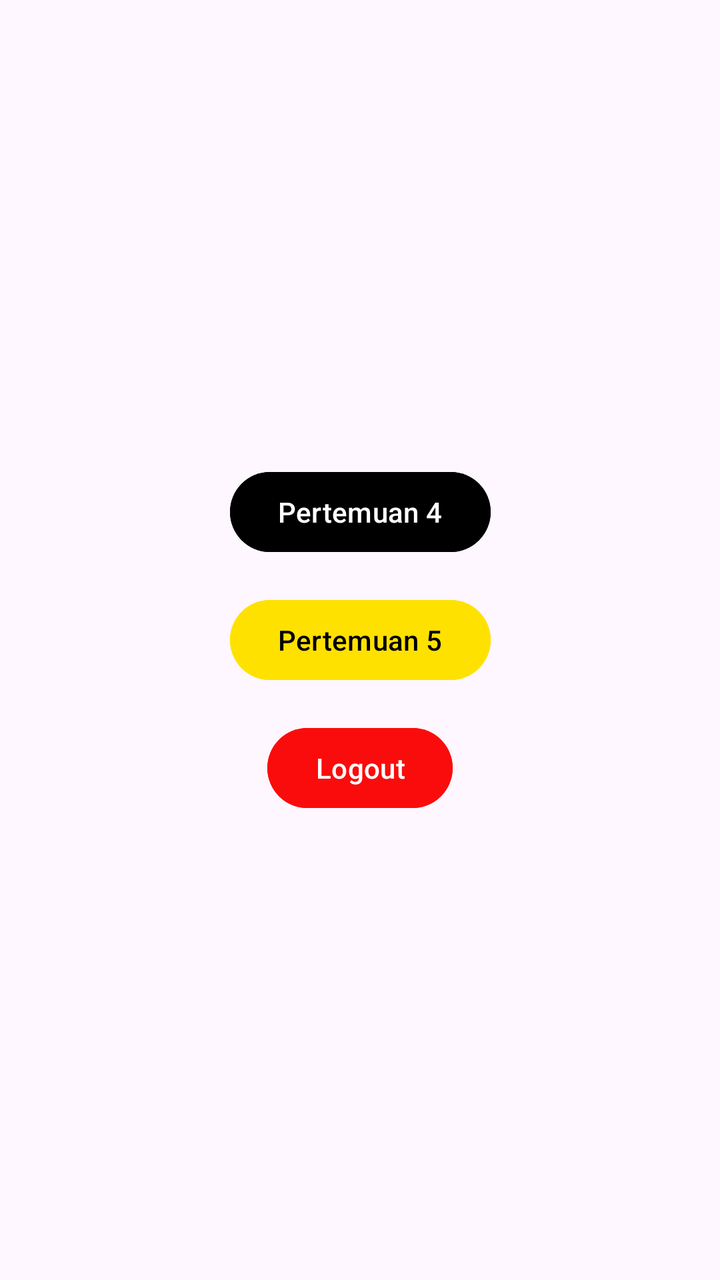
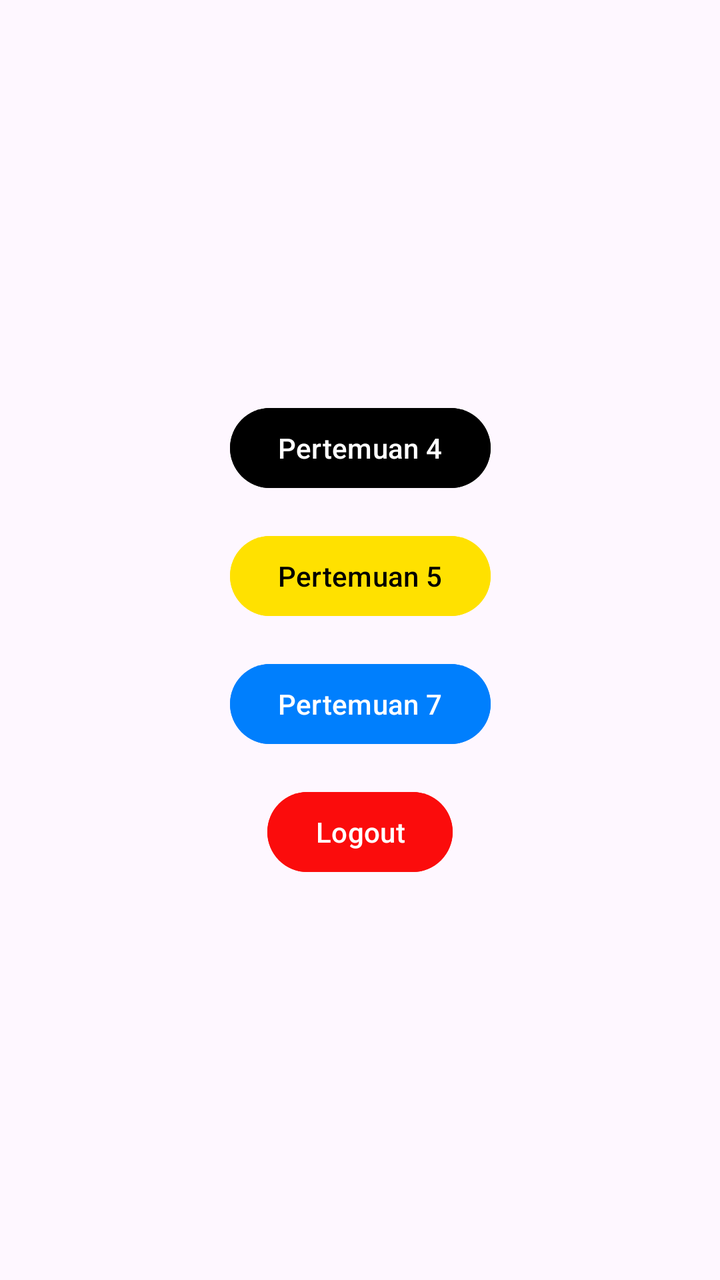

Two renders of the same Android screen: before a commit and after it. Below are the layout's source before the change and the commit's diff.
<!-- AndroidManifest.xml: application theme Theme.Fadhil3TIE -->
<!-- res/layout/activity_main.xml -->
<?xml version="1.0" encoding="utf-8"?>
<androidx.constraintlayout.widget.ConstraintLayout xmlns:android="http://schemas.android.com/apk/res/android"
    xmlns:app="http://schemas.android.com/apk/res-auto"
    xmlns:tools="http://schemas.android.com/tools"
    android:id="@+id/main"
    android:layout_width="match_parent"
    android:layout_height="match_parent"
    tools:context=".MainActivity">

    <Button
        android:id="@+id/btnToFourth"
        android:layout_width="wrap_content"
        android:layout_height="wrap_content"
        android:backgroundTint="@color/black"
        android:text="Pertemuan 4"
        app:layout_constraintBottom_toTopOf="@+id/btnToFifth"
        app:layout_constraintEnd_toEndOf="parent"
        app:layout_constraintStart_toStartOf="parent"
        app:layout_constraintTop_toTopOf="parent"
        app:layout_constraintVertical_chainStyle="packed" />

    <Button
        android:id="@+id/btnToFifth"
        android:layout_width="wrap_content"
        android:layout_height="wrap_content"
        android:layout_marginTop="16dp"
        android:backgroundTint="@color/yellow"
        android:text="Pertemuan 5"
        android:textColor="@color/black"
        app:layout_constraintBottom_toTopOf="@+id/btnLogout"
        app:layout_constraintEnd_toEndOf="parent"
        app:layout_constraintStart_toStartOf="parent"
        app:layout_constraintTop_toBottomOf="@+id/btnToFourth" />

    <Button
        android:id="@+id/btnLogout"
        android:layout_width="wrap_content"
        android:layout_height="wrap_content"
        android:layout_marginTop="16dp"
        android:backgroundTint="@color/red"
        android:text="Logout"
        app:layout_constraintBottom_toBottomOf="parent"
        app:layout_constraintEnd_toEndOf="parent"
        app:layout_constraintStart_toStartOf="parent"
        app:layout_constraintTop_toBottomOf="@+id/btnToFifth" />
</androidx.constraintlayout.widget.ConstraintLayout>
<!-- resources referenced by this layout -->
<resources>
  <color name="black">#FF000000</color>
  <color name="red">#FB0C0C</color>
  <color name="yellow">#FFE100</color>
  <style name="Theme.Fadhil3TIE" parent="Base.Theme.Fadhil3TIE" />
  <style name="Base.Theme.Fadhil3TIE" parent="Theme.Material3.DayNight.NoActionBar">
          
          
      </style>
</resources>

<!-- the commit's change to res/layout/activity_main.xml (unified diff, before → after) -->
@@ -27,10 +27,23 @@
         android:backgroundTint="@color/yellow"
         android:text="Pertemuan 5"
         android:textColor="@color/black"
+        app:layout_constraintBottom_toTopOf="@+id/btnToSeven"
+        app:layout_constraintEnd_toEndOf="parent"
+        app:layout_constraintStart_toStartOf="parent"
+        app:layout_constraintTop_toBottomOf="@+id/btnToFourth" />
+
+    <Button
+        android:id="@+id/btnToSeven"
+        android:layout_width="wrap_content"
+        android:layout_height="wrap_content"
+        android:layout_marginTop="16dp"
+        android:backgroundTint="@color/blue"
+        android:text="Pertemuan 7"
+        android:textColor="@color/white"
         app:layout_constraintBottom_toTopOf="@+id/btnLogout"
         app:layout_constraintEnd_toEndOf="parent"
         app:layout_constraintStart_toStartOf="parent"
-        app:layout_constraintTop_toBottomOf="@+id/btnToFourth" />
+        app:layout_constraintTop_toBottomOf="@+id/btnToFifth" />
 
     <Button
         android:id="@+id/btnLogout"
@@ -42,5 +55,5 @@
         app:layout_constraintBottom_toBottomOf="parent"
         app:layout_constraintEnd_toEndOf="parent"
         app:layout_constraintStart_toStartOf="parent"
-        app:layout_constraintTop_toBottomOf="@+id/btnToFifth" />
+        app:layout_constraintTop_toBottomOf="@+id/btnToSeven" />
 </androidx.constraintlayout.widget.ConstraintLayout>
<!-- resource entries referenced after the edit -->
@@ -1,7 +1,9 @@
 <!-- resources referenced by this layout -->
 <resources>
   <color name="black">#FF000000</color>
+  <color name="blue">#007FFD</color>
   <color name="red">#FB0C0C</color>
+  <color name="white">#FFFFFFFF</color>
   <color name="yellow">#FFE100</color>
   <style name="Theme.Fadhil3TIE" parent="Base.Theme.Fadhil3TIE" />
   <style name="Base.Theme.Fadhil3TIE" parent="Theme.Material3.DayNight.NoActionBar">
